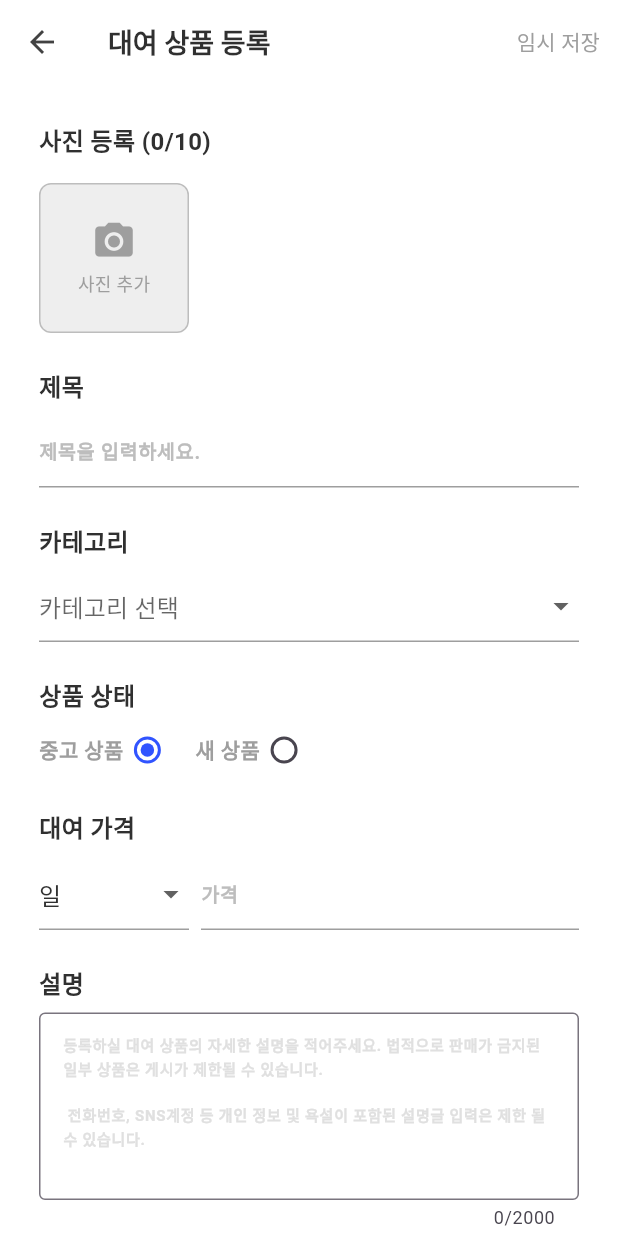
After one commit to Renty-Project-Team/renty_client, a Flutter app: the ProductUpload screen opened by its route, on a phone screen of 412 x 824 dp. The commit adds this screen. Run offline on Flutter 3.47's test engine with Material 3 defaults, Android fonts, the phone set to English and light mode, and no system bars; our stand-ins replace cookie_jar, dio, dio_cookie_manager, image_picker; Roboto replaces fonts that are missing (Noto Sans KR).

Commit message:
Feat: 상품 등록 페이지 UI를 추가한다

```diff
--- a/lib/main.dart
+++ b/lib/main.dart
@@ -1,4 +1,5 @@
 import 'package:flutter/material.dart';
+import 'package:renty_client/product_upload.dart';
 import 'package:renty_client/api_client.dart';
 import 'global_theme.dart';
 import 'bottom_menu_bar.dart';
@@ -27,13 +28,32 @@ class MyApp extends StatelessWidget {
       initialRoute: '/',
       routes: {
         '/': (context) => const MainPage(),
+        '/product_upload': (context) => const ProductUpload(),
       },
     );
   }
 }
 
-class MainPage extends StatelessWidget {
+class MainPage extends StatefulWidget {
   const MainPage({super.key});
+
+  @override
+  State<MainPage> createState() => _MainPageState();
+}
+
+class _MainPageState extends State<MainPage> {
+  int _currentIndex = 0; // 현재 선택된 인덱스
+
+  void _onItemTapped(int index) {
+    if (index == 2) { // 등록 탭 클릭 시
+      Navigator.pushNamed(context, '/product_upload'); // 등록 화면으로 이동
+      // 등록 탭은 선택 상태를 바꾸지 않음 (선택적)
+    } else {
+      setState(() { // 상태 변경 및 UI 갱신 요청
+        _currentIndex = index;
+      });
+    }
+  }
 
   @override
   Widget build(BuildContext context) {
@@ -42,7 +62,7 @@ class MainPage extends StatelessWidget {
       body: Center(
         child: Text("홈 화면"),
       ),
-      bottomNavigationBar: BottomMenuBar(currentIndex: 1),
+      bottomNavigationBar: BottomMenuBar(currentIndex: _currentIndex, onTap: _onItemTapped),
     );
   }
 }
--- /dev/null
+++ b/lib/product_upload.dart
@@ -0,0 +1,516 @@
+import 'dart:io';
+
+import 'package:flutter/material.dart';
+import 'package:flutter/services.dart';
+import 'package:image_picker/image_picker.dart'; // TextInputFormatter 사용
+
+enum ItemCondition { used, new_ }
+
+class ProductUpload extends StatefulWidget {
+  const ProductUpload({Key? key}) : super(key: key);
+
+  @override
+  State<ProductUpload> createState() => _ProductUploadState();
+
+}
+
+class _ProductUploadState extends State<ProductUpload> {
+  final _formKey = GlobalKey<FormState>(); // 폼 상태 관리를 위한 키
+
+  // 입력 컨트롤러
+  final _titleController = TextEditingController();
+  final _descriptionController = TextEditingController();
+  final _priceController = TextEditingController();
+  final _depositController = TextEditingController();
+
+  // 선택된 값들
+  List<XFile> _images = []; // 선택된 이미지 파일 목록
+  String? _selectedCategory; // 선택된 카테고리
+  ItemCondition _selectedCondition = ItemCondition.used; // 선택된 상품 상태 (기본값: 중고)
+  String _selectedPriceUnit = '일'; // 선택된 대여 가격 단위 (기본값: 일)
+
+  final List<String> _categories = ['의류/패션', '전자제품', '가구/인테리어', '뷰티/미용', '도서', '문구', '자동차 용품', '스포츠/레저', '유아/아동', '반려동물 용품', '건강/의료', '취미/여가'];
+  final List<String> _priceUnits = ['일', '주', '월']; // 대여 가격 단위 옵션
+
+  final ImagePicker _picker = ImagePicker(); // 이미지 피커 인스턴스
+
+  // 이미지 선택 함수
+  Future<void> _pickImages() async {
+    try {
+      final List<XFile> pickedFiles = await _picker.pickMultiImage(
+        // imageQuality: 80, // 이미지 품질 조절 (0-100)
+        // maxWidth: 1000, // 이미지 최대 너비 조절
+      );
+      if (pickedFiles.isNotEmpty) {
+        setState(() {
+          // 최대 10개까지만 추가하도록 제한 (예시)
+          _images.addAll(pickedFiles);
+          if (_images.length > 10) {
+            _images = _images.sublist(_images.length - 10);
+            // 사용자에게 알림 표시 (옵션)
+            ScaffoldMessenger.of(context).showSnackBar(
+              const SnackBar(content: Text('사진은 최대 10장까지 등록할 수 있습니다.')),
+            );
+          }
+        });
+      }
+    } catch (e) {
+      // 에러 처리 (예: 권한 거부)
+      print('이미지 선택 에러: $e');
+      ScaffoldMessenger.of(context).showSnackBar(
+        SnackBar(content: Text('이미지를 가져오는 중 오류가 발생했습니다: $e')),
+      );
+    }
+  }
+
+  // 선택된 이미지 제거 함수
+  void _removeImage(int index) {
+    setState(() {
+      _images.removeAt(index);
+    });
+  }
+
+  @override
+  void dispose() {
+    // 컨트롤러 해제
+    _titleController.dispose();
+    _descriptionController.dispose();
+    _priceController.dispose();
+    _depositController.dispose();
+    super.dispose();
+  }
+
+  @override
+  Widget build(BuildContext context) {
+    return Scaffold(
+      appBar: AppBar(
+        title: const Text('대여 상품 등록'),
+        actions: [
+          TextButton(
+            onPressed: () {
+              // TODO: 임시 저장 로직 구현
+              print('임시 저장 버튼 클릭됨');
+            },
+            child: const Text(
+              '임시 저장',
+              style: TextStyle(color: Colors.grey), // 앱 디자인에 맞게 색상 조절
+            ),
+          ),
+        ],
+      ),
+      body: SingleChildScrollView(
+        child: Padding(
+          padding: const EdgeInsets.all(26.0),
+          child: Form(
+            key: _formKey,
+            child: Column(
+              crossAxisAlignment: CrossAxisAlignment.start,
+              children: [
+                // --- 이미지 등록 섹션 ---
+                _buildImagePickerSection(),
+                const SizedBox(height: 24.0),
+                // --- 제목 ---
+                _buildSectionTitle('제목'),
+                TextFormField(
+                  controller: _titleController,
+                  decoration: _buildInputDecoration(hintText: '제목을 입력하세요.', color: Colors.grey[400]!),
+                  validator: (value) {
+                    if (value == null || value.isEmpty) {
+                      return '제목을 입력해주세요.';
+                    }
+                    return null;
+                  },
+                ),
+                const SizedBox(height: 24.0),
+
+              // --- 카테고리 ---
+                _buildSectionTitle('카테고리'),
+                 DropdownButtonFormField<String>(
+                  value: _selectedCategory,
+                  hint: const Text('카테고리 선택'),
+                  decoration: _buildInputDecoration(color: Colors.grey[400]!),
+                  items: _categories.map((String category) {
+                    return DropdownMenuItem<String>(
+                      value: category,
+                      child: Text(category),
+                    );
+                  }).toList(),
+                  onChanged: (String? newValue) {
+                    setState(() {
+                      _selectedCategory = newValue;
+                    });
+                  },
+                  validator: (value) {
+                    if (value == null) {
+                      return '카테고리를 선택해주세요.';
+                    }
+                    return null;
+                  },
+                ),
+                const SizedBox(height: 24.0),
+
+                // --- 상품 상태 ---
+                _buildSectionTitle('상품 상태'),
+                Row(
+                  children: [
+                    _buildConditionRadio(ItemCondition.used, '중고 상품'),
+                    const SizedBox(width: 16),
+                    _buildConditionRadio(ItemCondition.new_, '새 상품'),
+                  ],
+                ),
+                const SizedBox(height: 24.0),
+
+                // --- 대여 가격 ---
+                _buildSectionTitle('대여 가격'),
+                Row(
+                  children: [
+                    // 가격 단위 드롭다운
+                    SizedBox(
+                      width: 100, // 너비 조절
+                      child: DropdownButtonFormField<String>(
+                        value: _selectedPriceUnit,
+                        decoration: _buildInputDecoration(),
+                        items: _priceUnits.map((String unit) {
+                          return DropdownMenuItem<String>(
+                            value: unit,
+                            child: Text(unit),
+                          );
+                        }).toList(),
+                        onChanged: (String? newValue) {
+                          setState(() {
+                            _selectedPriceUnit = newValue!;
+                          });
+                        },
+                      ),
+                    ),
+                    const SizedBox(width: 8),
+                    // 가격 입력 필드
+                    Expanded(
+                      child: TextFormField(
+                        controller: _priceController,
+                        decoration: _buildInputDecoration(hintText: '가격', color: Colors.grey[400]!, suffixText: '원',
+                          suffixStyle: const TextStyle(fontSize: 15, color: Colors.black, fontWeight: FontWeight.bold)),
+                        keyboardType: TextInputType.number,
+                        inputFormatters: [FilteringTextInputFormatter.digitsOnly], // 숫자만 입력 가능
+                        validator: (value) {
+                          if (value == null || value.isEmpty) {
+                            return '가격을 입력해주세요.';
+                          }
+                          // 필요시 숫자 범위 검증 추가
+                          return null;
+                        },
+                      ),
+                    ),
+                    // const SizedBox(width: 8),
+                    // const Text('원', style: TextStyle(fontSize: 16)),
+                  ],
+                ),
+                const SizedBox(height: 24.0),
+
+                // --- 설명 ---
+                _buildSectionTitle('설명'),
+                TextFormField(
+                  controller: _descriptionController,
+                  style: const TextStyle(fontSize: 14), // 설명 텍스트 스타일
+                  decoration: InputDecoration(
+                    hintText: '등록하실 대여 상품의 자세한 설명을 적어주세요. 법적으로 판매가 금지된 일부 상품은 게시가 제한될 수 있습니다.\n\n 전화번호, SNS계정 등 개인 정보 및 욕설이 포함된 설명글 입력은 제한 될 수 있습니다.',
+                    hintStyle: TextStyle(fontSize: 10, color: Colors.grey[300]), // 힌트 텍스트 색상
+                    border: OutlineInputBorder(),
+                    contentPadding: EdgeInsets.symmetric(vertical: 10.0, horizontal: 12.0),
+                    alignLabelWithHint: true, // Multi-line에서 hintText가 위로 가게 함
+                  ),
+                  maxLines: 5, // 여러 줄 입력 가능
+                  maxLength: 2000, // 최대 글자 수 제한 및 카운터 표시
+                  validator: (value) {
+                    if (value == null || value.isEmpty) {
+                      return '설명을 입력해주세요.';
+                    }
+                    return null;
+                  },
+                ),
+                const SizedBox(height: 24.0),
+
+                // --- 보증금 ---
+                 _buildSectionTitle('보증금'), // 보증금은 선택사항일 수 있음
+                Row(
+                  children: [
+                    Expanded(
+                      child: TextFormField(
+                        controller: _depositController,
+                        decoration: _buildInputDecoration(hintText:  '보증금', color: Colors.grey[400]!, suffixText: '원',
+                          suffixStyle: const TextStyle(fontSize: 15, color: Colors.black, fontWeight: FontWeight.bold)),
+                        keyboardType: TextInputType.number,
+                        inputFormatters: [FilteringTextInputFormatter.digitsOnly],
+                        validator: (value) {
+                          if (value == null || value.isEmpty) {
+                            return '보증금을 입력해주세요.';
+                          }
+                          // 필요시 숫자 범위 검증 추가
+                          return null;
+                        },
+                      ),
+                    ),
+                  ],
+                ),
+                const SizedBox(height: 8.0),
+
+                Text(
+                  '※ 보증금은 계약 조건에 따라 반환되거나 일부 차감될 수 있으며, 불공정한 조항이 포함될 경우 처벌을 받을 수 있습니다. 계약 체결 시 보증금 반환 조건을 명확히 기재하여 주시길 바랍니다.',
+                  style: TextStyle(fontSize: 10, color: Colors.grey[400]),
+                ),
+                const SizedBox(height: 32.0),
+
+                // --- 등록 버튼 ---
+                SizedBox(
+                  width: double.infinity, // 버튼 너비 최대로
+                  child: ElevatedButton(
+                    onPressed: _submitForm,
+                    style: ElevatedButton.styleFrom(
+                      backgroundColor: Theme.of(context).colorScheme.primary, // 버튼 배경색
+                      padding: const EdgeInsets.symmetric(vertical: 20.0),
+                      textStyle: const TextStyle(fontSize: 18, fontWeight: FontWeight.bold),
+                      shape: RoundedRectangleBorder( // 버튼 모양 둥글게
+                        borderRadius: BorderRadius.circular(8.0),
+                      )
+                    ),
+                    child: const Text(
+                      '상품 등록',
+                      style: TextStyle(color: Colors.white), // 버튼 텍스트 색상
+                    ),
+                  ),
+                ),
+              ]
+            ),
+          )
+        )
+      ),
+    );
+  }
+
+  InputDecoration _buildInputDecoration({String? hintText, Color? color, double? fontSize = 13, String? suffixText, TextStyle? suffixStyle}) {
+    return InputDecoration(
+      hintText: hintText,
+      suffixText: suffixText, // 입력 영역 안에 표시될 텍스트
+      suffixStyle: suffixStyle,
+      hintStyle: TextStyle(fontSize: fontSize, color: color), // 힌트 텍스트 색상
+      enabledBorder: UnderlineInputBorder(
+        borderSide: BorderSide(color: Colors.grey), // 밑줄 색상 지정 (회색)
+      ),
+      focusedBorder: UnderlineInputBorder(
+        borderSide: BorderSide(color: Colors.black), // 포커스 시 앱의 주요 색상 사용
+        // borderSide: BorderSide(color: Colors.blue, width: 2.0), // 색상 및 두께 지정 가능
+      ),
+      errorBorder: UnderlineInputBorder(
+        borderSide: BorderSide(color: Colors.red), // 에러 시 빨간색
+      ),
+      focusedErrorBorder: UnderlineInputBorder(
+        borderSide: BorderSide(color: Colors.red, width: 2.0), // 포커스 시 에러 빨간색
+      ),
+    );
+  }
+
+  // 섹션 제목 위젯 빌더
+  Widget _buildSectionTitle(String title) {
+    return Padding(
+      padding: const EdgeInsets.only(bottom: 8.0),
+      child: Text(
+        title,
+        style: const TextStyle(fontSize: 16, fontWeight: FontWeight.bold),
+      ),
+    );
+  }
+
+  // 상품 상태 라디오 버튼 위젯 빌더
+  Widget _buildConditionRadio(ItemCondition condition, String title) {
+    return InkWell( // Row 전체를 탭 가능하게
+      onTap: () {
+        setState(() {
+          _selectedCondition = condition;
+        });
+      },
+      child: Row(
+        mainAxisSize: MainAxisSize.min,
+        children: [
+          Text(title, style: const TextStyle(fontSize: 14, fontWeight: FontWeight.bold, color: Colors.grey)),
+          Radio<ItemCondition>(
+            value: condition,
+            groupValue: _selectedCondition,
+            onChanged: (ItemCondition? value) {
+              if (value != null) {
+                setState(() {
+                  _selectedCondition = value;
+                });
+              }
+            },
+            visualDensity: VisualDensity.compact, // 라디오 버튼 크기 줄임
+            materialTapTargetSize: MaterialTapTargetSize.shrinkWrap, // 탭 영역 줄임
+          ),
+          // const SizedBox(width: 4), // 라디오 버튼과 텍스트 사이 간격 제거 또는 조절
+        ],
+      ),
+    );
+  }
+
+  // 이미지 피커 섹션 위젯 빌더
+  Widget _buildImagePickerSection() {
+    return Column(
+      crossAxisAlignment: CrossAxisAlignment.start,
+      children: [
+        _buildSectionTitle('사진 등록 (${_images.length}/10)'), // 사진 개수 표시
+        const SizedBox(height: 8),
+        SizedBox(
+          height: 100, // 이미지 목록 높이 고정
+          child: ListView.builder(
+            scrollDirection: Axis.horizontal, // 가로 스크롤
+            itemCount: _images.length + 1, // 등록 버튼 포함
+            itemBuilder: (context, index) {
+              if (index == 0) {
+                // 사진 추가 버튼
+                return _buildAddImageButton();
+              }
+              // 선택된 이미지 썸네일
+              final imageIndex = index - 1;
+              return _buildImageThumbnail(_images[imageIndex], imageIndex);
+            },
+          ),
+        ),
+      ],
+    );
+  }
+
+  // 사진 추가 버튼
+  Widget _buildAddImageButton() {
+    return Padding(
+      padding: const EdgeInsets.only(right: 8.0), // 버튼 오른쪽 여백
+      child: InkWell(
+        onTap: _pickImages,
+        child: Container(
+          width: 100,
+          height: 100,
+          decoration: BoxDecoration(
+            color: Colors.grey[200],
+            borderRadius: BorderRadius.circular(8.0),
+            border: Border.all(color: Colors.grey[400]!),
+          ),
+          child: const Column(
+            mainAxisAlignment: MainAxisAlignment.center,
+            children: [
+              Icon(Icons.camera_alt, size: 30, color: Colors.grey),
+              SizedBox(height: 4),
+              Text('사진 추가', style: TextStyle(fontSize: 12, color: Colors.grey)),
+            ],
+          ),
+        ),
+      ),
+    );
+  }
+
+  // 선택된 이미지 썸네일
+  Widget _buildImageThumbnail(XFile image, int index) {
+    return Padding(
+      padding: const EdgeInsets.only(right: 8.0), // 이미지 오른쪽 여백
+      child: Stack( // 이미지 위에 삭제 버튼을 올리기 위해 Stack 사용
+        children: [
+          Container(
+            width: 100,
+            height: 100,
+            decoration: BoxDecoration(
+              borderRadius: BorderRadius.circular(8.0),
+              border: Border.all(color: Colors.grey[300]!),
+              image: DecorationImage(
+                image: FileImage(File(image.path)), // XFile -> File -> FileImage
+                fit: BoxFit.cover,
+              ),
+            ),
+          ),
+          // 삭제 버튼
+          Positioned(
+            top: 4,
+            right: 4,
+            child: InkWell(
+              onTap: () => _removeImage(index),
+              child: Container(
+                padding: const EdgeInsets.all(2),
+                decoration: const BoxDecoration(
+                  color: Colors.black54,
+                  shape: BoxShape.circle,
+                ),
+                child: const Icon(Icons.close, size: 14, color: Colors.white),
+              ),
+            ),
+          ),
+          // 대표 이미지 표시 (첫 번째 이미지를 대표로 가정)
+          if (index == 0)
+            Positioned(
+              bottom: 0,
+              left: 0,
+              right: 0,
+              child: Container(
+                padding: const EdgeInsets.symmetric(vertical: 2),
+                decoration: BoxDecoration(
+                  color: Colors.black.withOpacity(0.6),
+                  borderRadius: const BorderRadius.only(
+                    bottomLeft: Radius.circular(8.0),
+                    bottomRight: Radius.circular(8.0),
+                  ),
+                ),
+                child: const Text(
+                  '대표 이미지',
+                  textAlign: TextAlign.center,
+                  style: TextStyle(color: Colors.white, fontSize: 10),
+                ),
+              ),
+            )
+        ],
+      ),
+    );
+  }
+
+  // 폼 제출 함수
+  void _submitForm() {
+    if (_formKey.currentState!.validate()) { // 폼 유효성 검사
+      // 유효성 검사 통과 시 로직 실행
+      if (_images.isEmpty) {
+        // 이미지 미등록 시 알림 (선택 사항)
+        ScaffoldMessenger.of(context).showSnackBar(
+          const SnackBar(content: Text('사진을 1장 이상 등록해주세요.')),
+        );
+        return; // 이미지 없으면 제출 중단
+      }
+
+      // 데이터 수집
+      final title = _titleController.text;
+      final category = _selectedCategory;
+      final condition = _selectedCondition;
+      final price = _priceController.text;
+      final priceUnit = _selectedPriceUnit;
+      final description = _descriptionController.text;
+      final deposit = _depositController.text; // 빈 문자열이면 null 처리
+      final imageFiles = _images.map((xfile) => File(xfile.path)).toList(); // API 전송을 위해 File 객체 리스트로 변환
+
+      // TODO: 수집된 데이터와 이미지 파일(imageFiles)을 서버 API로 전송하는 로직 구현
+      print('--- 폼 제출 데이터 ---');
+      print('제목: $title');
+      print('카테고리: $category');
+      print('상태: $condition');
+      print('가격: $price $priceUnit당');
+      print('설명: $description');
+      print('보증금: $deposit');
+      print('이미지 개수: ${imageFiles.length}');
+      for (var img in imageFiles) {
+        print('이미지 경로: ${img.path}');
+      }
+
+      // 예시: 성공 메시지 표시 및 이전 화면으로 이동
+      ScaffoldMessenger.of(context).showSnackBar(
+        const SnackBar(content: Text('상품이 등록되었습니다.')),
+      );
+      // Navigator.pop(context); // 등록 후 이전 화면으로 돌아가기
+    } else {
+      // 유효성 검사 실패 시 메시지 표시
+      ScaffoldMessenger.of(context).showSnackBar(
+        const SnackBar(content: Text('입력되지 않은 필수 항목이 있습니다.')),
+      );
+    }
+  }
+}
```
Also changed, not shown: lib/bottom_menu_bar.dart (+4 -4 lines).
